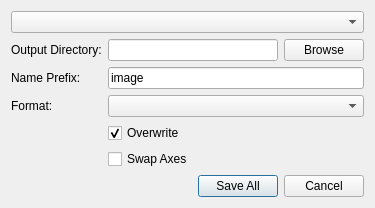
This is mantidimaging/gui/ui/save_dialog.ui in mantidproject/mantidimaging as Qt 5 draws it before an edit. The edited form follows.
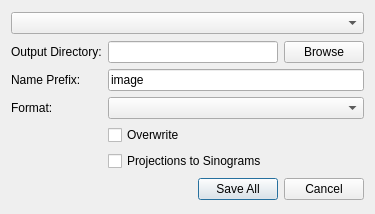
This is the edited form.

```diff
--- a/mantidimaging/gui/ui/save_dialog.ui
+++ b/mantidimaging/gui/ui/save_dialog.ui
@@ -7,7 +7,7 @@
     <x>0</x>
     <y>0</y>
     <width>375</width>
-    <height>206</height>
+    <height>214</height>
    </rect>
   </property>
   <property name="windowTitle">
@@ -70,14 +70,14 @@
         <string>Overwrite</string>
        </property>
        <property name="checked">
-        <bool>true</bool>
+        <bool>false</bool>
        </property>
       </widget>
      </item>
-     <item row="4" column="1">
+     <item row="4" column="1" colspan="2">
       <widget class="QCheckBox" name="swapAxes">
        <property name="text">
-        <string>Swap Axes</string>
+        <string>Projections to Sinograms</string>
        </property>
       </widget>
      </item>
```
